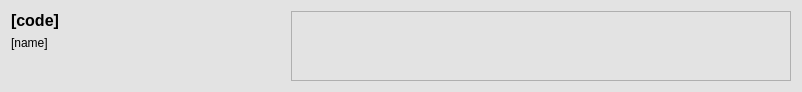
The window that is/productwidget.ui (hackey9/ikit-kp-3sem) describes before a commit, drawn with Qt 5.
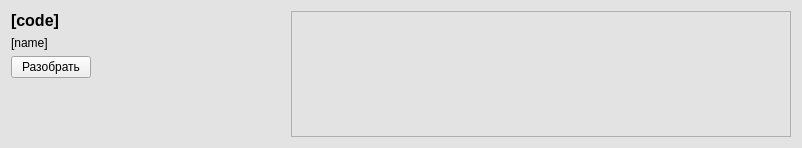
The same window after the commit.

Commit message: Some fixes, added ability to delete and deconstruct on all entities.

```diff
--- a/is/productwidget.ui
+++ b/is/productwidget.ui
@@ -7,7 +7,7 @@
     <x>0</x>
     <y>0</y>
     <width>802</width>
-    <height>89</height>
+    <height>148</height>
    </rect>
   </property>
   <property name="sizePolicy">
@@ -110,6 +110,13 @@
        </property>
       </widget>
      </item>
+     <item>
+      <widget class="QPushButton" name="DeconstructButton">
+       <property name="text">
+        <string>Разобрать</string>
+       </property>
+      </widget>
+     </item>
      <item>
       <spacer name="verticalSpacer">
        <property name="orientation">
@@ -155,7 +162,7 @@
         <x>0</x>
         <y>0</y>
         <width>498</width>
-        <height>69</height>
+        <height>128</height>
        </rect>
       </property>
       <layout class="QVBoxLayout" name="verticalLayout_2"/>
```
The commit also changes 10 other files.
